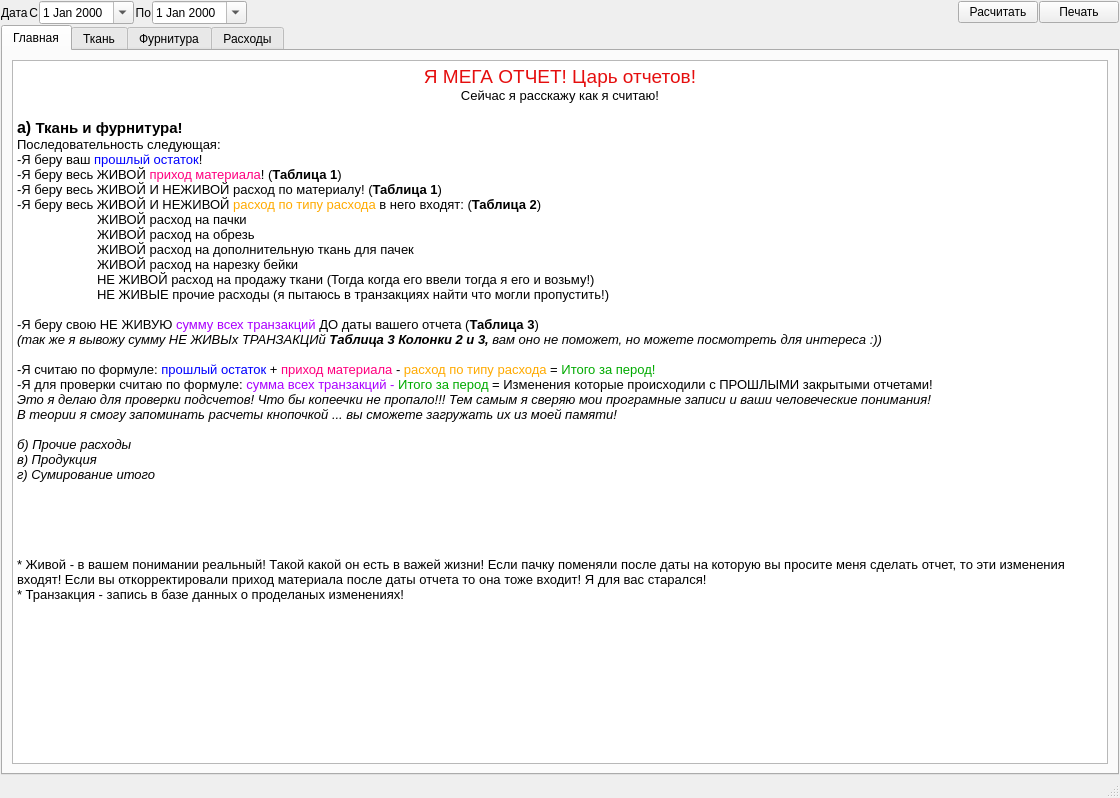
Above: ui/report_all.ui from Meller008/CRM-Avi before the change. Below: the same form after it.
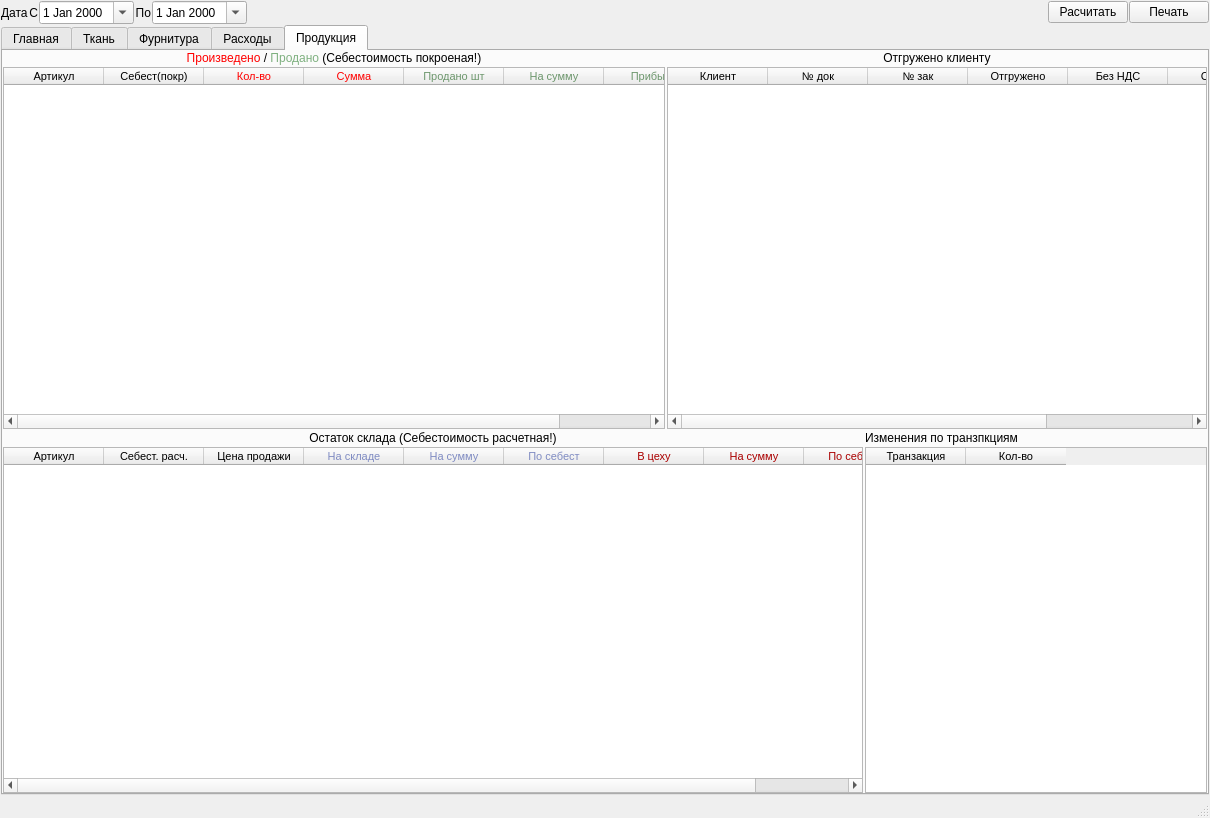
That is the form after the change. The open tabs and pages were chosen to show the change.

The edit to the form file:
```diff
--- a/ui/report_all.ui
+++ b/ui/report_all.ui
@@ -6,8 +6,8 @@
    <rect>
     <x>0</x>
     <y>0</y>
-    <width>1120</width>
-    <height>798</height>
+    <width>1210</width>
+    <height>818</height>
    </rect>
   </property>
   <property name="windowTitle">
@@ -143,14 +143,22 @@
 &lt;p style=&quot; margin-top:0px; margin-bottom:0px; margin-left:0px; margin-right:0px; -qt-block-indent:0; text-indent:0px;&quot;&gt;&lt;span style=&quot; font-size:10pt; font-style:italic; color:#000000;&quot;&gt;Это я делаю для проверки подсчетов! Что бы копеечки не пропало!!! Тем самым я сверяю мои програмные записи и ваши человеческие понимания!&lt;/span&gt;&lt;/p&gt;
 &lt;p style=&quot; margin-top:0px; margin-bottom:0px; margin-left:0px; margin-right:0px; -qt-block-indent:0; text-indent:0px;&quot;&gt;&lt;span style=&quot; font-size:10pt; font-style:italic; color:#000000;&quot;&gt;В теории я смогу запоминать расчеты кнопочкой ... вы сможете загружать их из моей памяти!&lt;/span&gt;&lt;/p&gt;
 &lt;p style=&quot;-qt-paragraph-type:empty; margin-top:0px; margin-bottom:0px; margin-left:0px; margin-right:0px; -qt-block-indent:0; text-indent:0px; font-size:10pt; font-style:italic; color:#000000;&quot;&gt;&lt;br /&gt;&lt;/p&gt;
-&lt;p style=&quot; margin-top:0px; margin-bottom:0px; margin-left:0px; margin-right:0px; -qt-block-indent:0; text-indent:0px;&quot;&gt;&lt;span style=&quot; font-size:10pt; font-style:italic; color:#000000;&quot;&gt;б) Прочие расходы&lt;/span&gt;&lt;/p&gt;
-&lt;p style=&quot; margin-top:0px; margin-bottom:0px; margin-left:0px; margin-right:0px; -qt-block-indent:0; text-indent:0px;&quot;&gt;&lt;span style=&quot; font-size:10pt; font-style:italic; color:#000000;&quot;&gt;в) Продукция&lt;/span&gt;&lt;/p&gt;
+&lt;p style=&quot; margin-top:0px; margin-bottom:0px; margin-left:0px; margin-right:0px; -qt-block-indent:0; text-indent:0px;&quot;&gt;&lt;span style=&quot; font-size:11pt; font-weight:600; color:#000000;&quot;&gt;б) Прочие расходы&lt;/span&gt;&lt;/p&gt;
+&lt;p style=&quot; margin-top:0px; margin-bottom:0px; margin-left:0px; margin-right:0px; -qt-block-indent:0; text-indent:0px;&quot;&gt;&lt;span style=&quot; font-size:10pt; color:#000000;&quot;&gt;Тут все просто: Сумирую расходы на ткань и фурнитуру! Сюда легко добавить еще какие нибуди расходы!&lt;/span&gt;&lt;/p&gt;
+&lt;p style=&quot;-qt-paragraph-type:empty; margin-top:0px; margin-bottom:0px; margin-left:0px; margin-right:0px; -qt-block-indent:0; text-indent:0px; font-size:10pt; font-weight:600; font-style:italic; color:#000000;&quot;&gt;&lt;br /&gt;&lt;/p&gt;
+&lt;p style=&quot; margin-top:0px; margin-bottom:0px; margin-left:0px; margin-right:0px; -qt-block-indent:0; text-indent:0px;&quot;&gt;&lt;span style=&quot; font-size:11pt; font-weight:600; color:#000000;&quot;&gt;в) Продукция&lt;/span&gt;&lt;/p&gt;
+&lt;p style=&quot; margin-top:0px; margin-bottom:0px; margin-left:0px; margin-right:0px; -qt-block-indent:0; text-indent:0px;&quot;&gt;&lt;span style=&quot; font-size:10pt; color:#000000;&quot;&gt;Последовательность следующая:&lt;/span&gt;&lt;/p&gt;
+&lt;p style=&quot; margin-top:0px; margin-bottom:0px; margin-left:0px; margin-right:0px; -qt-block-indent:0; text-indent:0px;&quot;&gt;&lt;span style=&quot; font-size:10pt; color:#000000;&quot;&gt;-Я беру &lt;/span&gt;&lt;span style=&quot; font-size:10pt; color:#ff0000;&quot;&gt;покроеные&lt;/span&gt;&lt;span style=&quot; font-size:10pt; color:#000000;&quot;&gt; и &lt;/span&gt;&lt;span style=&quot; font-size:10pt; color:#6c966c;&quot;&gt;проданые&lt;/span&gt;&lt;span style=&quot; font-size:10pt; color:#000000;&quot;&gt; артикула и соединяю их в одну таблицу и считаю ПОКРОЕНУЮ себестоимость (&lt;/span&gt;&lt;span style=&quot; font-size:10pt; font-weight:600; color:#000000;&quot;&gt;Таблица 1&lt;/span&gt;&lt;span style=&quot; font-size:10pt; color:#000000;&quot;&gt;)&lt;/span&gt;&lt;/p&gt;
+&lt;p style=&quot; margin-top:0px; margin-bottom:0px; margin-left:0px; margin-right:0px; -qt-block-indent:0; text-indent:0px;&quot;&gt;&lt;span style=&quot; font-size:10pt; color:#000000;&quot;&gt;-Я беру продыные клиенту товары (&lt;/span&gt;&lt;span style=&quot; font-size:10pt; font-weight:600; color:#000000;&quot;&gt;Таблица 2&lt;/span&gt;&lt;span style=&quot; font-size:10pt; color:#000000;&quot;&gt;)&lt;/span&gt;&lt;/p&gt;
+&lt;p style=&quot; margin-top:0px; margin-bottom:0px; margin-left:0px; margin-right:0px; -qt-block-indent:0; text-indent:0px;&quot;&gt;&lt;span style=&quot; font-size:10pt; color:#000000;&quot;&gt;-Я беру остаток склада и считаю РАСЧЕТНУЮ себестоимость (Остаток склада расчитывается по транзакциям!) (&lt;/span&gt;&lt;span style=&quot; font-size:10pt; font-weight:600; color:#000000;&quot;&gt;Таблица 3&lt;/span&gt;&lt;span style=&quot; font-size:10pt; color:#000000;&quot;&gt;)&lt;/span&gt;&lt;/p&gt;
+&lt;p style=&quot; margin-top:0px; margin-bottom:0px; margin-left:0px; margin-right:0px; -qt-block-indent:0; text-indent:0px;&quot;&gt;&lt;span style=&quot; font-size:10pt; color:#000000;&quot;&gt;-Я беру списания за выбраный период по транзакциям (&lt;/span&gt;&lt;span style=&quot; font-size:10pt; font-weight:600; color:#000000;&quot;&gt;Таблица 4&lt;/span&gt;&lt;span style=&quot; font-size:10pt; color:#000000;&quot;&gt;)&lt;/span&gt;&lt;/p&gt;
+&lt;p style=&quot; margin-top:0px; margin-bottom:0px; margin-left:0px; margin-right:0px; -qt-block-indent:0; text-indent:0px;&quot;&gt;&lt;span style=&quot; font-size:10pt; font-weight:600; color:#000000;&quot;&gt;-Дальше инструкций пока нет!&lt;/span&gt;&lt;/p&gt;
+&lt;p style=&quot;-qt-paragraph-type:empty; margin-top:0px; margin-bottom:0px; margin-left:0px; margin-right:0px; -qt-block-indent:0; text-indent:0px; font-size:11pt; font-weight:600; color:#000000;&quot;&gt;&lt;br /&gt;&lt;/p&gt;
 &lt;p style=&quot; margin-top:0px; margin-bottom:0px; margin-left:0px; margin-right:0px; -qt-block-indent:0; text-indent:0px;&quot;&gt;&lt;span style=&quot; font-size:10pt; font-style:italic; color:#000000;&quot;&gt;г) Сумирование итого&lt;/span&gt;&lt;/p&gt;
 &lt;p style=&quot;-qt-paragraph-type:empty; margin-top:0px; margin-bottom:0px; margin-left:0px; margin-right:0px; -qt-block-indent:0; text-indent:0px; font-size:10pt; color:#000000;&quot;&gt;&lt;br /&gt;&lt;/p&gt;
 &lt;p style=&quot;-qt-paragraph-type:empty; margin-top:0px; margin-bottom:0px; margin-left:0px; margin-right:0px; -qt-block-indent:0; text-indent:0px; font-size:10pt; color:#000000;&quot;&gt;&lt;br /&gt;&lt;/p&gt;
 &lt;p style=&quot;-qt-paragraph-type:empty; margin-top:0px; margin-bottom:0px; margin-left:0px; margin-right:0px; -qt-block-indent:0; text-indent:0px; font-size:10pt; color:#000000;&quot;&gt;&lt;br /&gt;&lt;/p&gt;
 &lt;p style=&quot;-qt-paragraph-type:empty; margin-top:0px; margin-bottom:0px; margin-left:0px; margin-right:0px; -qt-block-indent:0; text-indent:0px; font-size:10pt; color:#000000;&quot;&gt;&lt;br /&gt;&lt;/p&gt;
-&lt;p style=&quot;-qt-paragraph-type:empty; margin-top:0px; margin-bottom:0px; margin-left:0px; margin-right:0px; -qt-block-indent:0; text-indent:0px; font-size:10pt; color:#000000;&quot;&gt;&lt;br /&gt;&lt;/p&gt;
 &lt;p style=&quot; margin-top:0px; margin-bottom:0px; margin-left:0px; margin-right:0px; -qt-block-indent:0; text-indent:0px;&quot;&gt;&lt;span style=&quot; font-size:10pt; color:#000000;&quot;&gt;* Живой - в вашем понимании реальный! Такой какой он есть в важей жизни! Если пачку поменяли после даты на которую вы просите меня сделать отчет, то эти изменения входят! Если вы откорректировали приход материала после даты отчета то она тоже входит! Я для вас старался!&lt;/span&gt;&lt;/p&gt;
 &lt;p style=&quot; margin-top:0px; margin-bottom:0px; margin-left:0px; margin-right:0px; -qt-block-indent:0; text-indent:0px;&quot;&gt;&lt;span style=&quot; font-size:10pt; color:#000000;&quot;&gt;* Транзакция - запись в базе данных о проделаных изменениях!&lt;/span&gt;&lt;/p&gt;&lt;/body&gt;&lt;/html&gt;</string>
           </property>
@@ -1147,6 +1155,430 @@
         </item>
        </layout>
       </widget>
+      <widget class="QWidget" name="tab_5">
+       <attribute name="title">
+        <string>Продукция</string>
+       </attribute>
+       <layout class="QGridLayout" name="gridLayout_13">
+        <property name="leftMargin">
+         <number>0</number>
+        </property>
+        <property name="topMargin">
+         <number>0</number>
+        </property>
+        <property name="rightMargin">
+         <number>0</number>
+        </property>
+        <property name="bottomMargin">
+         <number>0</number>
+        </property>
+        <property name="spacing">
+         <number>0</number>
+        </property>
+        <item row="0" column="0">
+         <layout class="QGridLayout" name="gridLayout_12" rowstretch="0,0,0,0" columnstretch="3,0">
+          <property name="spacing">
+           <number>2</number>
+          </property>
+          <item row="0" column="0">
+           <widget class="QLabel" name="label_31">
+            <property name="text">
+             <string>&lt;html&gt;&lt;head/&gt;&lt;body&gt;&lt;p&gt;&lt;span style=&quot; color:#ff0000;&quot;&gt;Произведено&lt;/span&gt; / &lt;span style=&quot; color:#7eb07f;&quot;&gt;Продано &lt;/span&gt;&lt;span style=&quot; color:#000000;&quot;&gt;(Себестоимость покроеная!)&lt;/span&gt;&lt;/p&gt;&lt;/body&gt;&lt;/html&gt;</string>
+            </property>
+            <property name="alignment">
+             <set>Qt::AlignCenter</set>
+            </property>
+           </widget>
+          </item>
+          <item row="1" column="0">
+           <widget class="QTableWidget" name="tw_product_1">
+            <property name="font">
+             <font>
+              <family>Tahoma</family>
+              <pointsize>8</pointsize>
+             </font>
+            </property>
+            <property name="editTriggers">
+             <set>QAbstractItemView::NoEditTriggers</set>
+            </property>
+            <property name="alternatingRowColors">
+             <bool>true</bool>
+            </property>
+            <property name="selectionBehavior">
+             <enum>QAbstractItemView::SelectRows</enum>
+            </property>
+            <attribute name="verticalHeaderVisible">
+             <bool>false</bool>
+            </attribute>
+            <attribute name="verticalHeaderDefaultSectionSize">
+             <number>20</number>
+            </attribute>
+            <attribute name="verticalHeaderMinimumSectionSize">
+             <number>18</number>
+            </attribute>
+            <column>
+             <property name="text">
+              <string>Артикул</string>
+             </property>
+            </column>
+            <column>
+             <property name="text">
+              <string>Себест(покр)</string>
+             </property>
+            </column>
+            <column>
+             <property name="text">
+              <string>Кол-во</string>
+             </property>
+             <property name="foreground">
+              <brush brushstyle="SolidPattern">
+               <color alpha="255">
+                <red>255</red>
+                <green>0</green>
+                <blue>0</blue>
+               </color>
+              </brush>
+             </property>
+            </column>
+            <column>
+             <property name="text">
+              <string>Сумма</string>
+             </property>
+             <property name="foreground">
+              <brush brushstyle="SolidPattern">
+               <color alpha="255">
+                <red>255</red>
+                <green>0</green>
+                <blue>0</blue>
+               </color>
+              </brush>
+             </property>
+            </column>
+            <column>
+             <property name="text">
+              <string>Продано шт</string>
+             </property>
+             <property name="foreground">
+              <brush brushstyle="SolidPattern">
+               <color alpha="255">
+                <red>108</red>
+                <green>150</green>
+                <blue>108</blue>
+               </color>
+              </brush>
+             </property>
+            </column>
+            <column>
+             <property name="text">
+              <string>На сумму</string>
+             </property>
+             <property name="foreground">
+              <brush brushstyle="SolidPattern">
+               <color alpha="255">
+                <red>108</red>
+                <green>150</green>
+                <blue>108</blue>
+               </color>
+              </brush>
+             </property>
+            </column>
+            <column>
+             <property name="text">
+              <string>Прибыль</string>
+             </property>
+             <property name="foreground">
+              <brush brushstyle="SolidPattern">
+               <color alpha="255">
+                <red>108</red>
+                <green>150</green>
+                <blue>108</blue>
+               </color>
+              </brush>
+             </property>
+            </column>
+           </widget>
+          </item>
+          <item row="1" column="1">
+           <widget class="QTableWidget" name="tw_product_2">
+            <property name="minimumSize">
+             <size>
+              <width>540</width>
+              <height>0</height>
+             </size>
+            </property>
+            <property name="font">
+             <font>
+              <family>Tahoma</family>
+              <pointsize>8</pointsize>
+             </font>
+            </property>
+            <property name="editTriggers">
+             <set>QAbstractItemView::NoEditTriggers</set>
+            </property>
+            <property name="alternatingRowColors">
+             <bool>true</bool>
+            </property>
+            <property name="selectionBehavior">
+             <enum>QAbstractItemView::SelectRows</enum>
+            </property>
+            <attribute name="verticalHeaderVisible">
+             <bool>false</bool>
+            </attribute>
+            <attribute name="verticalHeaderDefaultSectionSize">
+             <number>20</number>
+            </attribute>
+            <attribute name="verticalHeaderMinimumSectionSize">
+             <number>18</number>
+            </attribute>
+            <column>
+             <property name="text">
+              <string>Клиент</string>
+             </property>
+            </column>
+            <column>
+             <property name="text">
+              <string>№ док</string>
+             </property>
+            </column>
+            <column>
+             <property name="text">
+              <string>№ зак</string>
+             </property>
+            </column>
+            <column>
+             <property name="text">
+              <string>Отгружено</string>
+             </property>
+            </column>
+            <column>
+             <property name="text">
+              <string>Без НДС</string>
+             </property>
+            </column>
+            <column>
+             <property name="text">
+              <string>С НДС</string>
+             </property>
+            </column>
+            <column>
+             <property name="text">
+              <string>Позиц.</string>
+             </property>
+            </column>
+           </widget>
+          </item>
+          <item row="0" column="1">
+           <widget class="QLabel" name="label_32">
+            <property name="text">
+             <string>Отгружено клиенту</string>
+            </property>
+            <property name="alignment">
+             <set>Qt::AlignCenter</set>
+            </property>
+           </widget>
+          </item>
+          <item row="3" column="0" colspan="2">
+           <layout class="QGridLayout" name="gridLayout_14" columnstretch="5,2">
+            <item row="1" column="0">
+             <widget class="QTableWidget" name="tw_product_3">
+              <property name="minimumSize">
+               <size>
+                <width>860</width>
+                <height>0</height>
+               </size>
+              </property>
+              <property name="font">
+               <font>
+                <family>Tahoma</family>
+                <pointsize>8</pointsize>
+               </font>
+              </property>
+              <property name="editTriggers">
+               <set>QAbstractItemView::NoEditTriggers</set>
+              </property>
+              <property name="tabKeyNavigation">
+               <bool>false</bool>
+              </property>
+              <property name="showDropIndicator" stdset="0">
+               <bool>true</bool>
+              </property>
+              <property name="alternatingRowColors">
+               <bool>true</bool>
+              </property>
+              <property name="selectionBehavior">
+               <enum>QAbstractItemView::SelectRows</enum>
+              </property>
+              <attribute name="verticalHeaderVisible">
+               <bool>false</bool>
+              </attribute>
+              <attribute name="verticalHeaderDefaultSectionSize">
+               <number>20</number>
+              </attribute>
+              <attribute name="verticalHeaderMinimumSectionSize">
+               <number>18</number>
+              </attribute>
+              <column>
+               <property name="text">
+                <string>Артикул</string>
+               </property>
+              </column>
+              <column>
+               <property name="text">
+                <string>Себест. расч.</string>
+               </property>
+              </column>
+              <column>
+               <property name="text">
+                <string>Цена продажи</string>
+               </property>
+              </column>
+              <column>
+               <property name="text">
+                <string>На складе</string>
+               </property>
+               <property name="foreground">
+                <brush brushstyle="SolidPattern">
+                 <color alpha="255">
+                  <red>127</red>
+                  <green>139</green>
+                  <blue>194</blue>
+                 </color>
+                </brush>
+               </property>
+              </column>
+              <column>
+               <property name="text">
+                <string>На сумму</string>
+               </property>
+               <property name="foreground">
+                <brush brushstyle="SolidPattern">
+                 <color alpha="255">
+                  <red>127</red>
+                  <green>139</green>
+                  <blue>194</blue>
+                 </color>
+                </brush>
+               </property>
+              </column>
+              <column>
+               <property name="text">
+                <string>По себест</string>
+               </property>
+               <property name="foreground">
+                <brush brushstyle="SolidPattern">
+                 <color alpha="255">
+                  <red>127</red>
+                  <green>139</green>
+                  <blue>194</blue>
+                 </color>
+                </brush>
+               </property>
+              </column>
+              <column>
+               <property name="text">
+                <string>В цеху</string>
+               </property>
+               <property name="foreground">
+                <brush brushstyle="SolidPattern">
+                 <color alpha="255">
+                  <red>170</red>
+                  <green>0</green>
+                  <blue>0</blue>
+                 </color>
+                </brush>
+               </property>
+              </column>
+              <column>
+               <property name="text">
+                <string>На сумму</string>
+               </property>
+               <property name="foreground">
+                <brush brushstyle="SolidPattern">
+                 <color alpha="255">
+                  <red>170</red>
+                  <green>0</green>
+                  <blue>0</blue>
+                 </color>
+                </brush>
+               </property>
+              </column>
+              <column>
+               <property name="text">
+                <string>По себест</string>
+               </property>
+               <property name="foreground">
+                <brush brushstyle="SolidPattern">
+                 <color alpha="255">
+                  <red>170</red>
+                  <green>0</green>
+                  <blue>0</blue>
+                 </color>
+                </brush>
+               </property>
+              </column>
+             </widget>
+            </item>
+            <item row="0" column="0">
+             <widget class="QLabel" name="label_33">
+              <property name="text">
+               <string>Остаток склада (Себестоимость расчетная!)</string>
+              </property>
+              <property name="alignment">
+               <set>Qt::AlignCenter</set>
+              </property>
+             </widget>
+            </item>
+            <item row="0" column="1">
+             <widget class="QLabel" name="label_34">
+              <property name="text">
+               <string>Изменения по транзпкциям</string>
+              </property>
+             </widget>
+            </item>
+            <item row="1" column="1">
+             <widget class="QTableWidget" name="tw_product_4">
+              <property name="font">
+               <font>
+                <family>Tahoma</family>
+                <pointsize>8</pointsize>
+               </font>
+              </property>
+              <property name="editTriggers">
+               <set>QAbstractItemView::AnyKeyPressed</set>
+              </property>
+              <property name="alternatingRowColors">
+               <bool>true</bool>
+              </property>
+              <property name="selectionBehavior">
+               <enum>QAbstractItemView::SelectRows</enum>
+              </property>
+              <attribute name="verticalHeaderVisible">
+               <bool>false</bool>
+              </attribute>
+              <attribute name="verticalHeaderDefaultSectionSize">
+               <number>20</number>
+              </attribute>
+              <attribute name="verticalHeaderMinimumSectionSize">
+               <number>18</number>
+              </attribute>
+              <column>
+               <property name="text">
+                <string>Транзакция</string>
+               </property>
+              </column>
+              <column>
+               <property name="text">
+                <string>Кол-во</string>
+               </property>
+              </column>
+             </widget>
+            </item>
+           </layout>
+          </item>
+         </layout>
+        </item>
+       </layout>
+      </widget>
      </widget>
     </item>
    </layout>
```
Left out of the diff: 2 changed lines with no effect on the pictures.
